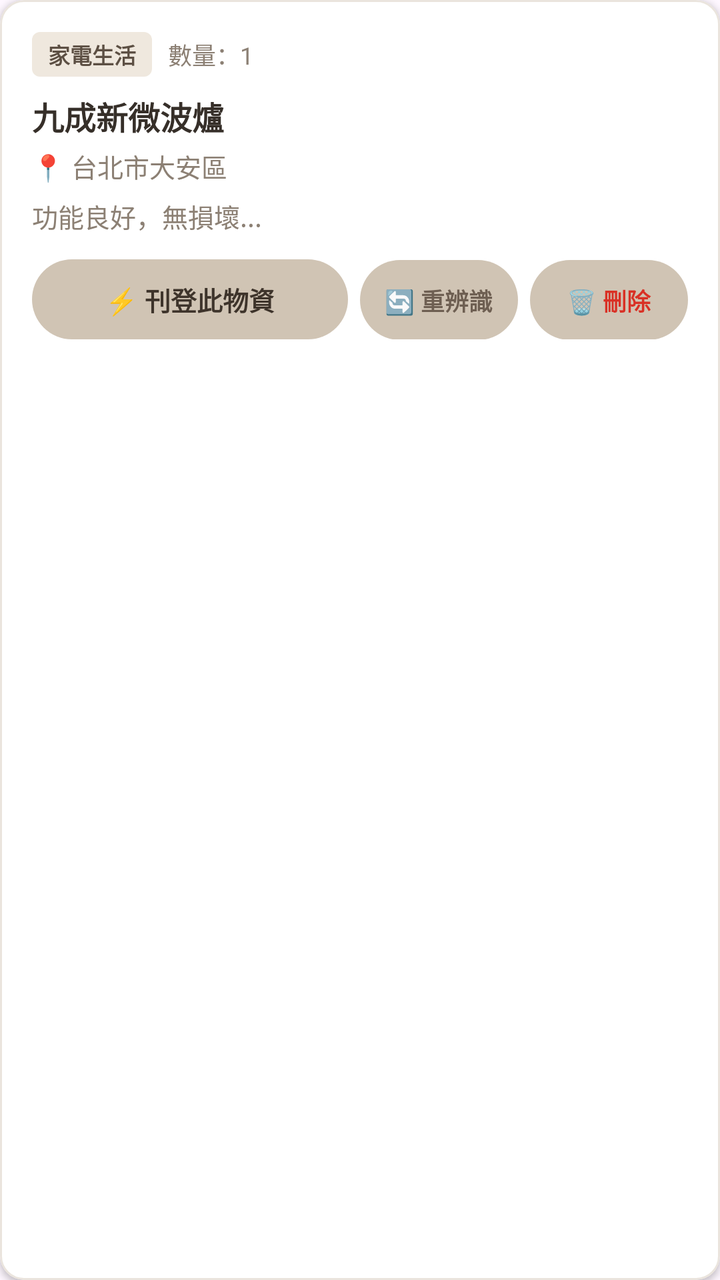
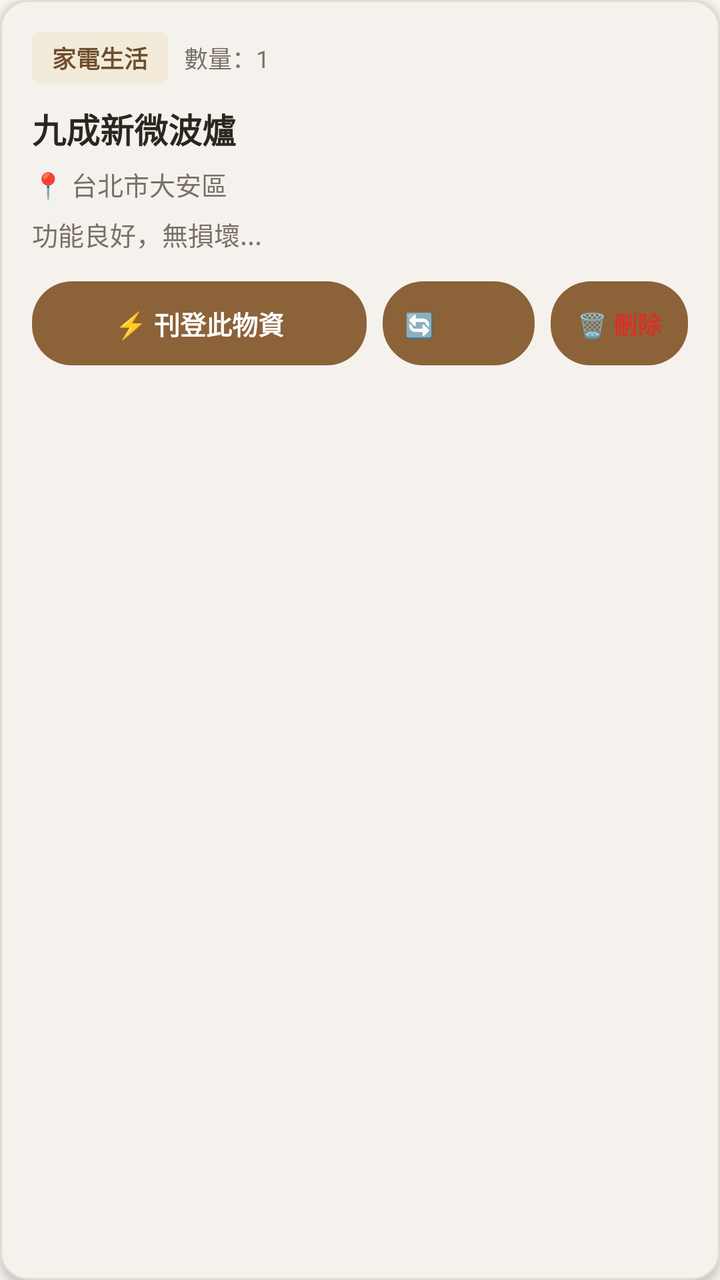

Before-and-after screenshots of an Android layout around one commit, followed by the original layout XML and the change that was made.
<!-- AndroidManifest.xml: application theme Theme.RotaryGoodsAssistant -->
<!-- res/layout/item_goods_card.xml -->
<?xml version="1.0" encoding="utf-8"?>
<com.google.android.material.card.MaterialCardView xmlns:android="http://schemas.android.com/apk/res/android"
    xmlns:app="http://schemas.android.com/apk/res-auto"
    android:layout_width="match_parent"
    android:layout_height="wrap_content"
    android:layout_marginBottom="12dp"
    app:cardCornerRadius="12dp"
    app:cardElevation="2dp"
    app:strokeColor="@color/border_color"
    app:strokeWidth="1dp"
    app:cardBackgroundColor="#FFFFFF">

    <LinearLayout
        android:layout_width="match_parent"
        android:layout_height="wrap_content"
        android:orientation="vertical"
        android:padding="16dp">

        <LinearLayout
            android:layout_width="match_parent"
            android:layout_height="wrap_content"
            android:gravity="center_vertical"
            android:orientation="horizontal">

            <TextView
                android:id="@+id/tvCardCategory"
                android:layout_width="wrap_content"
                android:layout_height="wrap_content"
                android:text="家電生活"
                android:textColor="@color/badge_text"
                android:background="@drawable/badge_bg"
                android:paddingHorizontal="8dp"
                android:paddingVertical="3dp"
                android:textSize="11sp"
                android:textStyle="bold" />

            <TextView
                android:id="@+id/tvCardQuantity"
                android:layout_width="wrap_content"
                android:layout_height="wrap_content"
                android:layout_marginStart="8dp"
                android:text="數量：1"
                android:textColor="@color/text_secondary"
                android:textSize="12sp" />
        </LinearLayout>

        <TextView
            android:id="@+id/tvCardTitle"
            android:layout_width="match_parent"
            android:layout_height="wrap_content"
            android:text="九成新微波爐"
            android:textColor="@color/text_primary"
            android:textSize="16sp"
            android:textStyle="bold"
            android:layout_marginTop="8dp" />

        <TextView
            android:id="@+id/tvCardAddress"
            android:layout_width="match_parent"
            android:layout_height="wrap_content"
            android:text="📍 台北市大安區"
            android:textColor="@color/text_secondary"
            android:textSize="13sp"
            android:layout_marginTop="4dp" />

        <TextView
            android:id="@+id/tvCardDesc"
            android:layout_width="match_parent"
            android:layout_height="wrap_content"
            android:text="功能良好，無損壞..."
            android:textColor="@color/text_secondary"
            android:textSize="13sp"
            android:maxLines="2"
            android:ellipsize="end"
            android:layout_marginTop="6dp" />

        
        <LinearLayout
            android:layout_width="match_parent"
            android:layout_height="wrap_content"
            android:orientation="horizontal"
            android:layout_marginTop="12dp">

            <Button
                android:id="@+id/btnPublishThis"
                android:layout_width="0dp"
                android:layout_height="40dp"
                android:layout_weight="2"
                android:text="@string/btn_publish_item"
                android:textColor="@color/btn_cta_text"
                android:textSize="13sp"
                android:textStyle="bold"
                android:background="@drawable/btn_pill_green"
                android:paddingStart="4dp"
                android:paddingEnd="4dp"
                android:includeFontPadding="false"
                style="?android:attr/borderlessButtonStyle" />

            <Button
                android:id="@+id/btnReprocessThis"
                android:layout_width="0dp"
                android:layout_height="40dp"
                android:layout_weight="1"
                android:layout_marginStart="6dp"
                android:text="@string/btn_reprocess_item"
                android:textColor="@color/btn_blue_text"
                android:textSize="12sp"
                android:textStyle="bold"
                android:background="@drawable/btn_pill_blue"
                android:paddingStart="2dp"
                android:paddingEnd="2dp"
                android:includeFontPadding="false"
                style="?android:attr/borderlessButtonStyle" />

            <Button
                android:id="@+id/btnDeleteThis"
                android:layout_width="0dp"
                android:layout_height="40dp"
                android:layout_weight="1"
                android:layout_marginStart="6dp"
                android:text="@string/btn_delete_item"
                android:textColor="@color/btn_red_text"
                android:textSize="12sp"
                android:textStyle="bold"
                android:background="@drawable/btn_pill_red"
                android:paddingStart="2dp"
                android:paddingEnd="2dp"
                android:includeFontPadding="false"
                style="?android:attr/borderlessButtonStyle" />

        </LinearLayout>

    </LinearLayout>
</com.google.android.material.card.MaterialCardView>
<!-- resources referenced by this layout -->
<resources>
  <color name="badge_text">#5C4F43</color>
  <color name="border_color">#EAE4DD</color>
  <color name="btn_blue_text">#6E5F52</color>
  <color name="btn_cta_text">#3E342B</color>
  <color name="btn_red_text">#D93025</color>
  <color name="text_primary">#362F29</color>
  <color name="text_secondary">#8C8074</color>
  <!-- drawable badge_bg (drawable) -->
  <?xml version="1.0" encoding="utf-8"?>
  <shape xmlns:android="http://schemas.android.com/apk/res/android"
      android:shape="rectangle">
      <corners android:radius="4dp" />
      <solid android:color="@color/badge_bg" />
  </shape>
  <!-- drawable btn_pill_blue (drawable) -->
  <?xml version="1.0" encoding="utf-8"?>
  <shape xmlns:android="http://schemas.android.com/apk/res/android"
      android:shape="rectangle">
      <corners android:radius="24dp" />
      <solid android:color="@color/btn_blue_bg" />
  </shape>
  <!-- drawable btn_pill_green (drawable) -->
  <?xml version="1.0" encoding="utf-8"?>
  <shape xmlns:android="http://schemas.android.com/apk/res/android"
      android:shape="rectangle">
      <corners android:radius="24dp" />
      <solid android:color="@color/btn_cta_bg" />
  </shape>
  <!-- drawable btn_pill_red (drawable) -->
  <?xml version="1.0" encoding="utf-8"?>
  <shape xmlns:android="http://schemas.android.com/apk/res/android"
      android:shape="rectangle">
      <corners android:radius="24dp" />
      <solid android:color="@color/btn_red_bg" />
  </shape>
  <string name="btn_delete_item">🗑️ 刪除</string>
  <string name="btn_publish_item">⚡ 刊登此物資</string>
  <string name="btn_reprocess_item">🔄 重辨識</string>
  <style name="Theme.RotaryGoodsAssistant" parent="Theme.Material3.DayNight.NoActionBar">
          <item name="colorPrimary">@color/accent_beige</item>
          <item name="colorPrimaryVariant">@color/primary_beige_dark</item>
          <item name="colorSecondary">@color/accent_beige</item>
          <item name="android:statusBarColor">@color/primary_beige</item>
          <item name="android:windowLightStatusBar">true</item>
      </style>
  <color name="badge_bg">#EFE8DE</color>
  <color name="btn_blue_bg">#F2ECE4</color>
  <color name="btn_cta_bg">#D0C4B4</color>
  <color name="btn_red_bg">#FCE8E6</color>
  <color name="accent_beige">#D0C4B4</color>
  <color name="primary_beige_dark">#EAE2D8</color>
  <color name="primary_beige">#F4EFEA</color>
</resources>

<!-- the commit's change to res/layout/item_goods_card.xml (unified diff, before → after) -->
@@ -3,12 +3,12 @@
     xmlns:app="http://schemas.android.com/apk/res-auto"
     android:layout_width="match_parent"
     android:layout_height="wrap_content"
-    android:layout_marginBottom="12dp"
-    app:cardCornerRadius="12dp"
-    app:cardElevation="2dp"
+    android:layout_marginBottom="14dp"
+    app:cardCornerRadius="14dp"
+    app:cardElevation="3dp"
     app:strokeColor="@color/border_color"
     app:strokeWidth="1dp"
-    app:cardBackgroundColor="#FFFFFF">
+    app:cardBackgroundColor="@color/card_bg">
 
     <LinearLayout
         android:layout_width="match_parent"
@@ -16,6 +16,7 @@
         android:orientation="vertical"
         android:padding="16dp">
 
+        
         <LinearLayout
             android:layout_width="match_parent"
             android:layout_height="wrap_content"
@@ -29,9 +30,9 @@
                 android:text="家電生活"
                 android:textColor="@color/badge_text"
                 android:background="@drawable/badge_bg"
-                android:paddingHorizontal="8dp"
-                android:paddingVertical="3dp"
-                android:textSize="11sp"
+                android:paddingHorizontal="10dp"
+                android:paddingVertical="4dp"
+                android:textSize="12sp"
                 android:textStyle="bold" />
 
             <TextView
@@ -44,16 +45,18 @@
                 android:textSize="12sp" />
         </LinearLayout>
 
+        
         <TextView
             android:id="@+id/tvCardTitle"
             android:layout_width="match_parent"
             android:layout_height="wrap_content"
             android:text="九成新微波爐"
             android:textColor="@color/text_primary"
-            android:textSize="16sp"
+            android:textSize="17sp"
             android:textStyle="bold"
-            android:layout_marginTop="8dp" />
+            android:layout_marginTop="10dp" />
 
+        
         <TextView
             android:id="@+id/tvCardAddress"
             android:layout_width="match_parent"
@@ -61,8 +64,9 @@
             android:text="📍 台北市大安區"
             android:textColor="@color/text_secondary"
             android:textSize="13sp"
-            android:layout_marginTop="4dp" />
+            android:layout_marginTop="6dp" />
 
+        
         <TextView
             android:id="@+id/tvCardDesc"
             android:layout_width="match_parent"
@@ -72,6 +76,7 @@
             android:textSize="13sp"
             android:maxLines="2"
             android:ellipsize="end"
+            android:lineSpacingExtra="2dp"
             android:layout_marginTop="6dp" />
 
         
@@ -79,52 +84,53 @@
             android:layout_width="match_parent"
             android:layout_height="wrap_content"
             android:orientation="horizontal"
-            android:layout_marginTop="12dp">
+            android:gravity="center_vertical"
+            android:layout_marginTop="14dp">
 
             <Button
                 android:id="@+id/btnPublishThis"
                 android:layout_width="0dp"
-                android:layout_height="40dp"
-                android:layout_weight="2"
+                android:layout_height="42dp"
+                android:layout_weight="2.2"
                 android:text="@string/btn_publish_item"
                 android:textColor="@color/btn_cta_text"
                 android:textSize="13sp"
                 android:textStyle="bold"
                 android:background="@drawable/btn_pill_green"
+                android:paddingStart="6dp"
+                android:paddingEnd="6dp"
+                android:includeFontPadding="false"
+                style="?android:attr/borderlessButtonStyle" />
+
+            <Button
+                android:id="@+id/btnReprocessThis"
+                android:layout_width="0dp"
+                android:layout_height="42dp"
+                android:layout_weight="1"
+                android:layout_marginStart="8dp"
+                android:text="@string/btn_reprocess_item"
+                android:textColor="@color/btn_blue_text"
+                android:textSize="12sp"
+                android:textStyle="bold"
+                android:background="@drawable/btn_pill_blue"
                 android:paddingStart="4dp"
                 android:paddingEnd="4dp"
                 android:includeFontPadding="false"
                 style="?android:attr/borderlessButtonStyle" />
 
             <Button
-                android:id="@+id/btnReprocessThis"
-                android:layout_width="0dp"
-                android:layout_height="40dp"
-                android:layout_weight="1"
-                android:layout_marginStart="6dp"
-                android:text="@string/btn_reprocess_item"
-                android:textColor="@color/btn_blue_text"
-                android:textSize="12sp"
-                android:textStyle="bold"
-                android:background="@drawable/btn_pill_blue"
-                android:paddingStart="2dp"
-                android:paddingEnd="2dp"
-                android:includeFontPadding="false"
-                style="?android:attr/borderlessButtonStyle" />
-
-            <Button
                 android:id="@+id/btnDeleteThis"
                 android:layout_width="0dp"
-                android:layout_height="40dp"
-                android:layout_weight="1"
-                android:layout_marginStart="6dp"
+                android:layout_height="42dp"
+                android:layout_weight="0.9"
+                android:layout_marginStart="8dp"
                 android:text="@string/btn_delete_item"
                 android:textColor="@color/btn_red_text"
                 android:textSize="12sp"
                 android:textStyle="bold"
                 android:background="@drawable/btn_pill_red"
-                android:paddingStart="2dp"
-                android:paddingEnd="2dp"
+                android:paddingStart="4dp"
+                android:paddingEnd="4dp"
                 android:includeFontPadding="false"
                 style="?android:attr/borderlessButtonStyle" />
 
<!-- resource entries referenced after the edit -->
@@ -1,12 +1,13 @@
 <!-- resources referenced by this layout -->
 <resources>
-  <color name="badge_text">#5C4F43</color>
-  <color name="border_color">#EAE4DD</color>
-  <color name="btn_blue_text">#6E5F52</color>
-  <color name="btn_cta_text">#3E342B</color>
+  <color name="badge_text">#6E4E2D</color>
+  <color name="border_color">#E2DBD0</color>
+  <color name="btn_blue_text">#8C6239</color>
+  <color name="btn_cta_text">#FFFFFF</color>
   <color name="btn_red_text">#D93025</color>
-  <color name="text_primary">#362F29</color>
-  <color name="text_secondary">#8C8074</color>
+  <color name="card_bg">#FFFFFF</color>
+  <color name="text_primary">#2D2620</color>
+  <color name="text_secondary">#7A7067</color>
   <!-- drawable badge_bg (drawable) -->
   <?xml version="1.0" encoding="utf-8"?>
   <shape xmlns:android="http://schemas.android.com/apk/res/android"
@@ -15,42 +16,59 @@
       <solid android:color="@color/badge_bg" />
   </shape>
   <!-- drawable btn_pill_blue (drawable) -->
-  <?xml version="1.0" encoding="utf-8"?>
-  <shape xmlns:android="http://schemas.android.com/apk/res/android"
-      android:shape="rectangle">
-      <corners android:radius="24dp" />
-      <solid android:color="@color/btn_blue_bg" />
-  </shape>
+  ﻿<?xml version="1.0" encoding="utf-8"?>
+  <ripple xmlns:android="http://schemas.android.com/apk/res/android"
+      android:color="#208C6239">
+      <item>
+          <shape android:shape="rectangle">
+              <corners android:radius="20dp" />
+              <solid android:color="@color/btn_blue_bg" />
+              <stroke android:width="1dp" android:color="@color/border_color" />
+          </shape>
+      </item>
+  </ripple>
   <!-- drawable btn_pill_green (drawable) -->
-  <?xml version="1.0" encoding="utf-8"?>
-  <shape xmlns:android="http://schemas.android.com/apk/res/android"
-      android:shape="rectangle">
-      <corners android:radius="24dp" />
-      <solid android:color="@color/btn_cta_bg" />
-  </shape>
+  ﻿<?xml version="1.0" encoding="utf-8"?>
+  <ripple xmlns:android="http://schemas.android.com/apk/res/android"
+      android:color="#33FFFFFF">
+      <item>
+          <shape android:shape="rectangle">
+              <corners android:radius="20dp" />
+              <solid android:color="@color/btn_cta_bg" />
+          </shape>
+      </item>
+  </ripple>
   <!-- drawable btn_pill_red (drawable) -->
-  <?xml version="1.0" encoding="utf-8"?>
-  <shape xmlns:android="http://schemas.android.com/apk/res/android"
-      android:shape="rectangle">
-      <corners android:radius="24dp" />
-      <solid android:color="@color/btn_red_bg" />
-  </shape>
+  ﻿<?xml version="1.0" encoding="utf-8"?>
+  <ripple xmlns:android="http://schemas.android.com/apk/res/android"
+      android:color="#20D93025">
+      <item>
+          <shape android:shape="rectangle">
+              <corners android:radius="20dp" />
+              <solid android:color="@color/btn_red_bg" />
+          </shape>
+      </item>
+  </ripple>
   <string name="btn_delete_item">🗑️ 刪除</string>
   <string name="btn_publish_item">⚡ 刊登此物資</string>
   <string name="btn_reprocess_item">🔄 重辨識</string>
   <style name="Theme.RotaryGoodsAssistant" parent="Theme.Material3.DayNight.NoActionBar">
-          <item name="colorPrimary">@color/accent_beige</item>
-          <item name="colorPrimaryVariant">@color/primary_beige_dark</item>
+          <item name="colorPrimary">@color/primary_caramel</item>
+          <item name="colorPrimaryVariant">@color/primary_caramel_dark</item>
           <item name="colorSecondary">@color/accent_beige</item>
+          <item name="colorSurface">@color/card_bg</item>
+          <item name="android:colorBackground">@color/bg_light</item>
           <item name="android:statusBarColor">@color/primary_beige</item>
           <item name="android:windowLightStatusBar">true</item>
       </style>
-  <color name="badge_bg">#EFE8DE</color>
-  <color name="btn_blue_bg">#F2ECE4</color>
-  <color name="btn_cta_bg">#D0C4B4</color>
+  <color name="badge_bg">#F2EBD9</color>
+  <color name="btn_blue_bg">#F7EFE6</color>
+  <color name="btn_cta_bg">#8C6239</color>
   <color name="btn_red_bg">#FCE8E6</color>
-  <color name="accent_beige">#D0C4B4</color>
-  <color name="primary_beige_dark">#EAE2D8</color>
-  <color name="primary_beige">#F4EFEA</color>
+  <color name="primary_caramel">#8C6239</color>
+  <color name="primary_caramel_dark">#6E4E2D</color>
+  <color name="accent_beige">#8C6239</color>
+  <color name="bg_light">#FAF7F2</color>
+  <color name="primary_beige">#EDE6DB</color>
 </resources>
 
